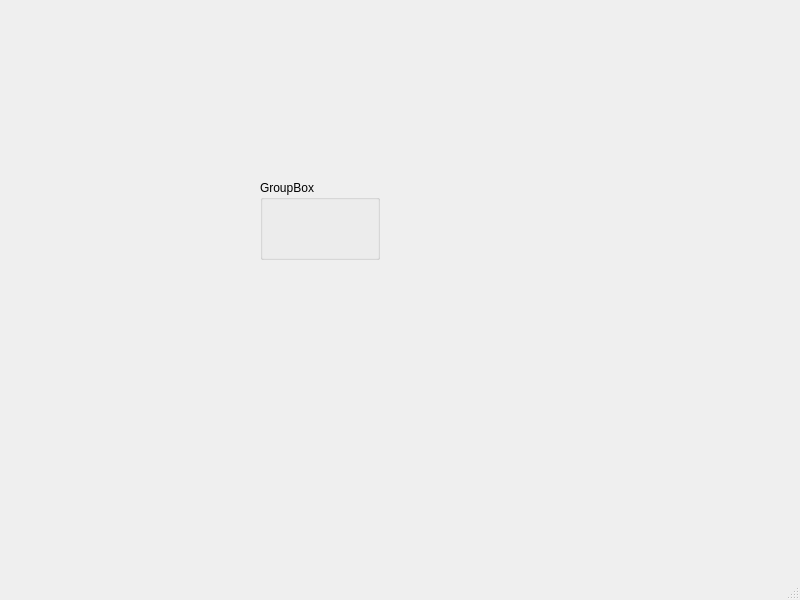
Old version of the form mainwindow.ui in the repository StreJlets/MyTestProject.
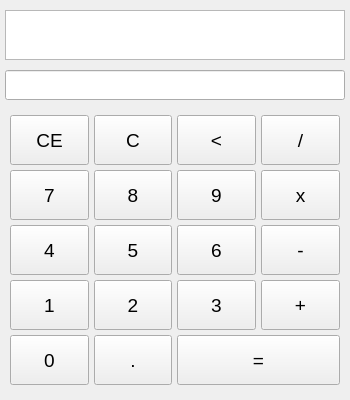
New version of the form.

```diff
--- a/mainwindow.ui
+++ b/mainwindow.ui
@@ -6,27 +6,644 @@
    <rect>
     <x>0</x>
     <y>0</y>
-    <width>800</width>
-    <height>600</height>
+    <width>350</width>
+    <height>400</height>
    </rect>
   </property>
+  <property name="sizePolicy">
+   <sizepolicy hsizetype="Fixed" vsizetype="Preferred">
+    <horstretch>0</horstretch>
+    <verstretch>0</verstretch>
+   </sizepolicy>
+  </property>
+  <property name="minimumSize">
+   <size>
+    <width>350</width>
+    <height>400</height>
+   </size>
+  </property>
+  <property name="maximumSize">
+   <size>
+    <width>350</width>
+    <height>417</height>
+   </size>
+  </property>
+  <property name="font">
+   <font>
+    <pointsize>10</pointsize>
+   </font>
+  </property>
   <property name="windowTitle">
    <string>MainWindow</string>
   </property>
   <widget class="QWidget" name="centralwidget">
-   <widget class="QGroupBox" name="groupBox">
-    <property name="geometry">
-     <rect>
-      <x>260</x>
-      <y>180</y>
-      <width>120</width>
-      <height>80</height>
-     </rect>
+   <layout class="QVBoxLayout" name="verticalLayout">
+    <property name="spacing">
+     <number>5</number>
     </property>
-    <property name="title">
-     <string>GroupBox</string>
+    <property name="leftMargin">
+     <number>5</number>
     </property>
-   </widget>
+    <property name="topMargin">
+     <number>5</number>
+    </property>
+    <property name="rightMargin">
+     <number>5</number>
+    </property>
+    <property name="bottomMargin">
+     <number>5</number>
+    </property>
+    <item>
+     <widget class="QTextEdit" name="textEdit">
+      <property name="minimumSize">
+       <size>
+        <width>0</width>
+        <height>50</height>
+       </size>
+      </property>
+      <property name="maximumSize">
+       <size>
+        <width>16777215</width>
+        <height>50</height>
+       </size>
+      </property>
+     </widget>
+    </item>
+    <item>
+     <widget class="QLineEdit" name="lineEdit">
+      <property name="minimumSize">
+       <size>
+        <width>0</width>
+        <height>30</height>
+       </size>
+      </property>
+      <property name="maximumSize">
+       <size>
+        <width>16777215</width>
+        <height>30</height>
+       </size>
+      </property>
+      <property name="font">
+       <font>
+        <pointsize>10</pointsize>
+        <weight>75</weight>
+        <bold>true</bold>
+       </font>
+      </property>
+      <property name="layoutDirection">
+       <enum>Qt::RightToLeft</enum>
+      </property>
+     </widget>
+    </item>
+    <item>
+     <layout class="QGridLayout" name="gridLayout">
+      <property name="leftMargin">
+       <number>5</number>
+      </property>
+      <property name="topMargin">
+       <number>5</number>
+      </property>
+      <property name="rightMargin">
+       <number>5</number>
+      </property>
+      <property name="bottomMargin">
+       <number>5</number>
+      </property>
+      <item row="0" column="0">
+       <widget class="QPushButton" name="pushButton_CE">
+        <property name="minimumSize">
+         <size>
+          <width>50</width>
+          <height>50</height>
+         </size>
+        </property>
+        <property name="baseSize">
+         <size>
+          <width>50</width>
+          <height>50</height>
+         </size>
+        </property>
+        <property name="font">
+         <font>
+          <pointsize>14</pointsize>
+          <stylestrategy>PreferAntialias</stylestrategy>
+         </font>
+        </property>
+        <property name="text">
+         <string>CE</string>
+        </property>
+        <property name="autoDefault">
+         <bool>true</bool>
+        </property>
+       </widget>
+      </item>
+      <item row="0" column="1">
+       <widget class="QPushButton" name="pushButton_C">
+        <property name="minimumSize">
+         <size>
+          <width>50</width>
+          <height>50</height>
+         </size>
+        </property>
+        <property name="baseSize">
+         <size>
+          <width>50</width>
+          <height>50</height>
+         </size>
+        </property>
+        <property name="font">
+         <font>
+          <pointsize>14</pointsize>
+          <stylestrategy>PreferAntialias</stylestrategy>
+         </font>
+        </property>
+        <property name="text">
+         <string>C</string>
+        </property>
+        <property name="autoDefault">
+         <bool>true</bool>
+        </property>
+       </widget>
+      </item>
+      <item row="0" column="2">
+       <widget class="QPushButton" name="pushButton_del">
+        <property name="minimumSize">
+         <size>
+          <width>50</width>
+          <height>50</height>
+         </size>
+        </property>
+        <property name="baseSize">
+         <size>
+          <width>50</width>
+          <height>50</height>
+         </size>
+        </property>
+        <property name="font">
+         <font>
+          <pointsize>14</pointsize>
+          <stylestrategy>PreferAntialias</stylestrategy>
+         </font>
+        </property>
+        <property name="text">
+         <string>&lt;</string>
+        </property>
+        <property name="autoDefault">
+         <bool>true</bool>
+        </property>
+       </widget>
+      </item>
+      <item row="0" column="3">
+       <widget class="QPushButton" name="pushButton_decr">
+        <property name="minimumSize">
+         <size>
+          <width>50</width>
+          <height>50</height>
+         </size>
+        </property>
+        <property name="baseSize">
+         <size>
+          <width>50</width>
+          <height>50</height>
+         </size>
+        </property>
+        <property name="font">
+         <font>
+          <pointsize>14</pointsize>
+          <stylestrategy>PreferAntialias</stylestrategy>
+         </font>
+        </property>
+        <property name="text">
+         <string>/</string>
+        </property>
+        <property name="autoDefault">
+         <bool>true</bool>
+        </property>
+       </widget>
+      </item>
+      <item row="1" column="0">
+       <widget class="QPushButton" name="pushButton_7">
+        <property name="minimumSize">
+         <size>
+          <width>50</width>
+          <height>50</height>
+         </size>
+        </property>
+        <property name="baseSize">
+         <size>
+          <width>50</width>
+          <height>50</height>
+         </size>
+        </property>
+        <property name="font">
+         <font>
+          <pointsize>14</pointsize>
+          <stylestrategy>PreferAntialias</stylestrategy>
+         </font>
+        </property>
+        <property name="text">
+         <string>7</string>
+        </property>
+        <property name="autoDefault">
+         <bool>true</bool>
+        </property>
+       </widget>
+      </item>
+      <item row="1" column="1">
+       <widget class="QPushButton" name="pushButton_8">
+        <property name="minimumSize">
+         <size>
+          <width>50</width>
+          <height>50</height>
+         </size>
+        </property>
+        <property name="baseSize">
+         <size>
+          <width>50</width>
+          <height>50</height>
+         </size>
+        </property>
+        <property name="font">
+         <font>
+          <pointsize>14</pointsize>
+          <stylestrategy>PreferAntialias</stylestrategy>
+         </font>
+        </property>
+        <property name="text">
+         <string>8</string>
+        </property>
+        <property name="autoDefault">
+         <bool>true</bool>
+        </property>
+       </widget>
+      </item>
+      <item row="1" column="2">
+       <widget class="QPushButton" name="pushButton_9">
+        <property name="minimumSize">
+         <size>
+          <width>50</width>
+          <height>50</height>
+         </size>
+        </property>
+        <property name="baseSize">
+         <size>
+          <width>50</width>
+          <height>50</height>
+         </size>
+        </property>
+        <property name="font">
+         <font>
+          <pointsize>14</pointsize>
+          <stylestrategy>PreferAntialias</stylestrategy>
+         </font>
+        </property>
+        <property name="text">
+         <string>9</string>
+        </property>
+        <property name="autoDefault">
+         <bool>true</bool>
+        </property>
+       </widget>
+      </item>
+      <item row="1" column="3">
+       <widget class="QPushButton" name="pushButton_incr">
+        <property name="minimumSize">
+         <size>
+          <width>50</width>
+          <height>50</height>
+         </size>
+        </property>
+        <property name="baseSize">
+         <size>
+          <width>50</width>
+          <height>50</height>
+         </size>
+        </property>
+        <property name="font">
+         <font>
+          <pointsize>14</pointsize>
+          <stylestrategy>PreferAntialias</stylestrategy>
+         </font>
+        </property>
+        <property name="text">
+         <string>x</string>
+        </property>
+        <property name="autoDefault">
+         <bool>true</bool>
+        </property>
+       </widget>
+      </item>
+      <item row="2" column="0">
+       <widget class="QPushButton" name="pushButton_4">
+        <property name="minimumSize">
+         <size>
+          <width>50</width>
+          <height>50</height>
+         </size>
+        </property>
+        <property name="baseSize">
+         <size>
+          <width>50</width>
+          <height>50</height>
+         </size>
+        </property>
+        <property name="font">
+         <font>
+          <pointsize>14</pointsize>
+          <stylestrategy>PreferAntialias</stylestrategy>
+         </font>
+        </property>
+        <property name="text">
+         <string>4</string>
+        </property>
+        <property name="autoDefault">
+         <bool>true</bool>
+        </property>
+       </widget>
+      </item>
+      <item row="2" column="1">
+       <widget class="QPushButton" name="pushButton_5">
+        <property name="minimumSize">
+         <size>
+          <width>50</width>
+          <height>50</height>
+         </size>
+        </property>
+        <property name="baseSize">
+         <size>
+          <width>50</width>
+          <height>50</height>
+         </size>
+        </property>
+        <property name="font">
+         <font>
+          <pointsize>14</pointsize>
+          <stylestrategy>PreferAntialias</stylestrategy>
+         </font>
+        </property>
+        <property name="text">
+         <string>5</string>
+        </property>
+        <property name="autoDefault">
+         <bool>true</bool>
+        </property>
+       </widget>
+      </item>
+      <item row="2" column="2">
+       <widget class="QPushButton" name="pushButton_6">
+        <property name="minimumSize">
+         <size>
+          <width>50</width>
+          <height>50</height>
+         </size>
+        </property>
+        <property name="baseSize">
+         <size>
+          <width>50</width>
+          <height>50</height>
+         </size>
+        </property>
+        <property name="font">
+         <font>
+          <pointsize>14</pointsize>
+          <stylestrategy>PreferAntialias</stylestrategy>
+         </font>
+        </property>
+        <property name="text">
+         <string>6</string>
+        </property>
+        <property name="autoDefault">
+         <bool>true</bool>
+        </property>
+       </widget>
+      </item>
+      <item row="2" column="3">
+       <widget class="QPushButton" name="pushButton_minus">
+        <property name="minimumSize">
+         <size>
+          <width>50</width>
+          <height>50</height>
+         </size>
+        </property>
+        <property name="baseSize">
+         <size>
+          <width>50</width>
+          <height>50</height>
+         </size>
+        </property>
+        <property name="font">
+         <font>
+          <pointsize>14</pointsize>
+          <stylestrategy>PreferAntialias</stylestrategy>
+         </font>
+        </property>
+        <property name="text">
+         <string>-</string>
+        </property>
+        <property name="autoDefault">
+         <bool>true</bool>
+        </property>
+       </widget>
+      </item>
+      <item row="3" column="0">
+       <widget class="QPushButton" name="pushButton_1">
+        <property name="minimumSize">
+         <size>
+          <width>50</width>
+          <height>50</height>
+         </size>
+        </property>
+        <property name="baseSize">
+         <size>
+          <width>50</width>
+          <height>50</height>
+         </size>
+        </property>
+        <property name="font">
+         <font>
+          <pointsize>14</pointsize>
+          <stylestrategy>PreferAntialias</stylestrategy>
+         </font>
+        </property>
+        <property name="text">
+         <string>1</string>
+        </property>
+        <property name="autoDefault">
+         <bool>true</bool>
+        </property>
+       </widget>
+      </item>
+      <item row="3" column="1">
+       <widget class="QPushButton" name="pushButton_2">
+        <property name="minimumSize">
+         <size>
+          <width>50</width>
+          <height>50</height>
+         </size>
+        </property>
+        <property name="baseSize">
+         <size>
+          <width>50</width>
+          <height>50</height>
+         </size>
+        </property>
+        <property name="font">
+         <font>
+          <pointsize>14</pointsize>
+          <stylestrategy>PreferAntialias</stylestrategy>
+         </font>
+        </property>
+        <property name="text">
+         <string>2</string>
+        </property>
+        <property name="autoDefault">
+         <bool>true</bool>
+        </property>
+       </widget>
+      </item>
+      <item row="3" column="2">
+       <widget class="QPushButton" name="pushButton_3">
+        <property name="minimumSize">
+         <size>
+          <width>50</width>
+          <height>50</height>
+         </size>
+        </property>
+        <property name="baseSize">
+         <size>
+          <width>50</width>
+          <height>50</height>
+         </size>
+        </property>
+        <property name="font">
+         <font>
+          <pointsize>14</pointsize>
+          <stylestrategy>PreferAntialias</stylestrategy>
+         </font>
+        </property>
+        <property name="text">
+         <string>3</string>
+        </property>
+        <property name="autoDefault">
+         <bool>true</bool>
+        </property>
+       </widget>
+      </item>
+      <item row="3" column="3">
+       <widget class="QPushButton" name="pushButton_plus">
+        <property name="minimumSize">
+         <size>
+          <width>50</width>
+          <height>50</height>
+         </size>
+        </property>
+        <property name="baseSize">
+         <size>
+          <width>50</width>
+          <height>50</height>
+         </size>
+        </property>
+        <property name="font">
+         <font>
+          <pointsize>14</pointsize>
+          <stylestrategy>PreferAntialias</stylestrategy>
+         </font>
+        </property>
+        <property name="text">
+         <string>+</string>
+        </property>
+        <property name="autoDefault">
+         <bool>true</bool>
+        </property>
+       </widget>
+      </item>
+      <item row="4" column="0">
+       <widget class="QPushButton" name="pushButton_0">
+        <property name="minimumSize">
+         <size>
+          <width>50</width>
+          <height>50</height>
+         </size>
+        </property>
+        <property name="baseSize">
+         <size>
+          <width>50</width>
+          <height>50</height>
+         </size>
+        </property>
+        <property name="font">
+         <font>
+          <pointsize>14</pointsize>
+          <stylestrategy>PreferAntialias</stylestrategy>
+         </font>
+        </property>
+        <property name="text">
+         <string>0</string>
+        </property>
+        <property name="autoDefault">
+         <bool>true</bool>
+        </property>
+       </widget>
+      </item>
+      <item row="4" column="1">
+       <widget class="QPushButton" name="pushButton_point">
+        <property name="minimumSize">
+         <size>
+          <width>50</width>
+          <height>50</height>
+         </size>
+        </property>
+        <property name="baseSize">
+         <size>
+          <width>50</width>
+          <height>50</height>
+         </size>
+        </property>
+        <property name="font">
+         <font>
+          <pointsize>14</pointsize>
+          <stylestrategy>PreferAntialias</stylestrategy>
+         </font>
+        </property>
+        <property name="text">
+         <string>.</string>
+        </property>
+        <property name="autoDefault">
+         <bool>true</bool>
+        </property>
+       </widget>
+      </item>
+      <item row="4" column="2" colspan="2">
+       <widget class="QPushButton" name="pushButton_rezult">
+        <property name="minimumSize">
+         <size>
+          <width>100</width>
+          <height>50</height>
+         </size>
+        </property>
+        <property name="baseSize">
+         <size>
+          <width>50</width>
+          <height>50</height>
+         </size>
+        </property>
+        <property name="font">
+         <font>
+          <pointsize>14</pointsize>
+          <stylestrategy>PreferAntialias</stylestrategy>
+         </font>
+        </property>
+        <property name="text">
+         <string>=</string>
+        </property>
+        <property name="autoDefault">
+         <bool>true</bool>
+        </property>
+       </widget>
+      </item>
+     </layout>
+    </item>
+   </layout>
   </widget>
   <widget class="QMenuBar" name="menubar">
    <property name="geometry">
@@ -38,7 +655,6 @@
     </rect>
    </property>
   </widget>
-  <widget class="QStatusBar" name="statusbar"/>
  </widget>
  <resources/>
  <connections/>
```
Left out of the diff: 6 changed lines with no effect on the pictures.
